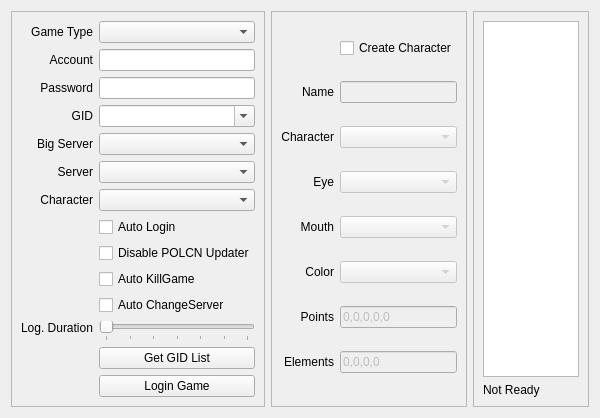
hzqst/CGAssistant, file CGAssistant/accountform.ui: the form before one commit.
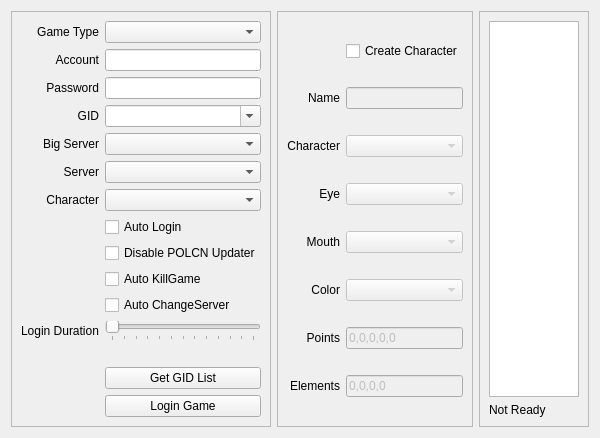
The form after the commit.

Diff of the .ui file:
```diff
--- a/CGAssistant/accountform.ui
+++ b/CGAssistant/accountform.ui
@@ -189,7 +189,7 @@
         </property>
        </widget>
       </item>
-      <item row="12" column="1">
+      <item row="13" column="1">
        <widget class="QPushButton" name="pushButton_getgid">
         <property name="text">
          <string>Get GID List</string>
@@ -202,7 +202,7 @@
          <string>&lt;html&gt;&lt;head/&gt;&lt;body&gt;&lt;p&gt;The minimum duration between two login query. (unit: second)&lt;/p&gt;&lt;/body&gt;&lt;/html&gt;</string>
         </property>
         <property name="maximum">
-         <number>60</number>
+         <number>120</number>
         </property>
         <property name="orientation">
          <enum>Qt::Horizontal</enum>
@@ -231,7 +231,7 @@
         </property>
        </widget>
       </item>
-      <item row="13" column="1">
+      <item row="14" column="1">
        <widget class="QPushButton" name="pushButton_logingame">
         <property name="text">
          <string>Login Game</string>
@@ -394,13 +394,26 @@
         </property>
        </widget>
       </item>
-      <item row="11" column="0" rowspan="2">
+      <item row="12" column="1">
        <widget class="QLabel" name="label_loginDuration">
         <property name="text">
-         <string>Log. Duration</string>
+         <string/>
+        </property>
+        <property name="textFormat">
+         <enum>Qt::RichText</enum>
         </property>
         <property name="alignment">
          <set>Qt::AlignLeading|Qt::AlignLeft|Qt::AlignTop</set>
+        </property>
+        <property name="wordWrap">
+         <bool>true</bool>
+        </property>
+       </widget>
+      </item>
+      <item row="11" column="0">
+       <widget class="QLabel" name="label_loginDurationHint">
+        <property name="text">
+         <string>Login Duration</string>
         </property>
         <property name="wordWrap">
          <bool>false</bool>
```
